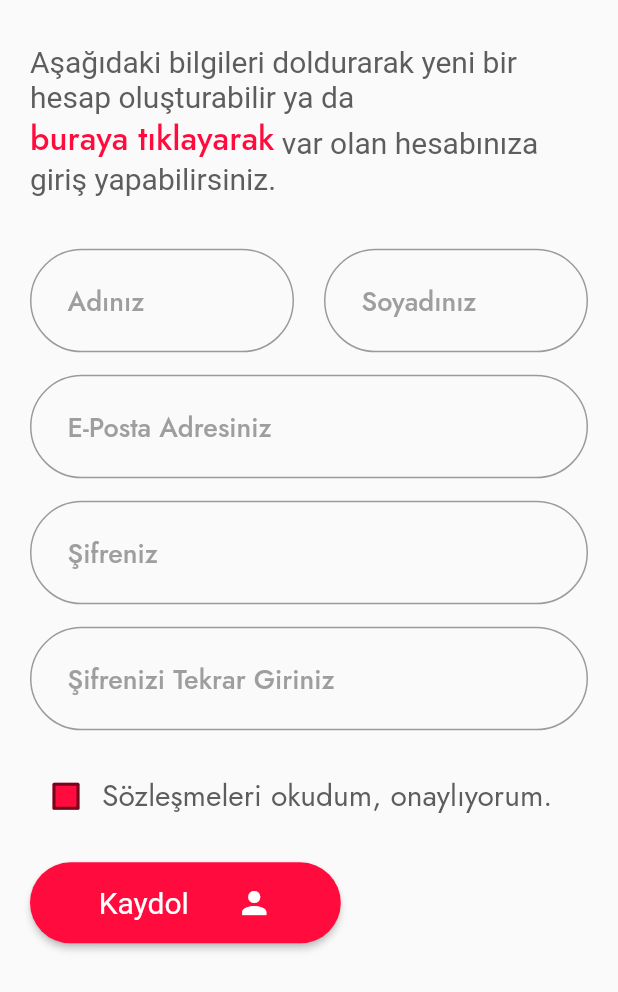
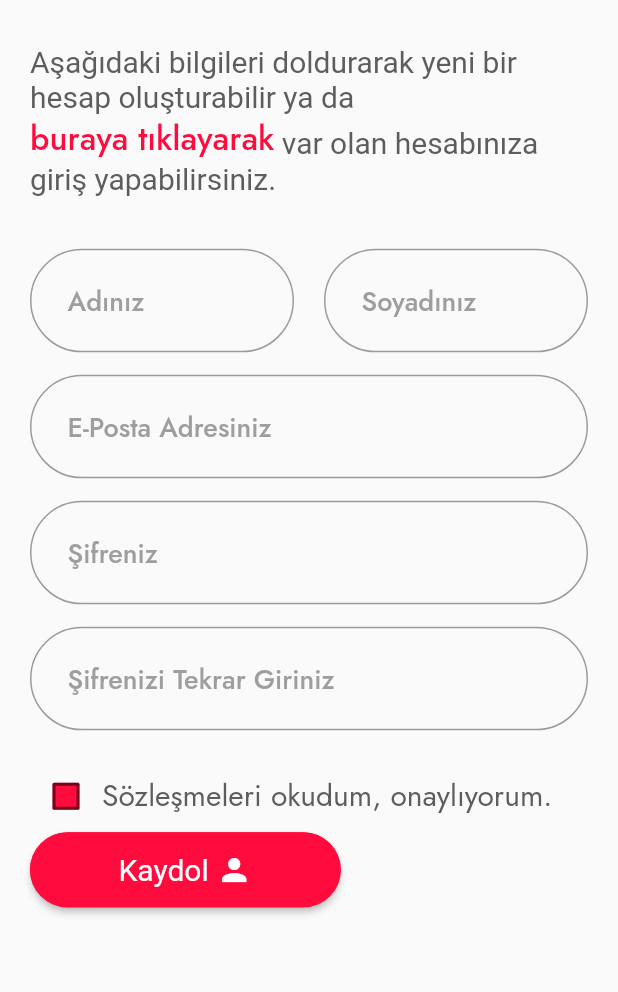
Before and after one commit to Abbasi233/matelive, a Flutter app: the screen it shows after launch, after a tap on "Tanıtımı Geç", after a tap on "buraya tıklayarak", on a phone screen of 412 x 824 dp, the part 244-1236 px from its top. Run offline on Flutter 3.47's test engine with Material 2 defaults, Android fonts, the phone set to English and light mode, and no system bars; drawn by our look-alikes of auto_size_text; our stand-ins replace cached_network_image, flutter_html, get, get_storage, image_picker, in_app_purchase and 4 more; missing offline and left inert: agora_rtc_engine, html_editor_enhanced, proximity_sensor, pusher_client, rotated_corner_decoration; network calls fail.

```diff
--- a/lib/view/ProfilePage/profile_page.dart
+++ b/lib/view/ProfilePage/profile_page.dart
@@ -2,8 +2,8 @@ import 'package:get/get.dart';
 import 'package:flutter/material.dart';
 import 'package:flutter_html/flutter_html.dart';
 import 'package:image_picker/image_picker.dart';
+import 'package:pull_to_refresh/pull_to_refresh.dart';
 import 'package:cached_network_image/cached_network_image.dart';
-import 'package:pull_to_refresh/pull_to_refresh.dart';
 
 import '/constant.dart';
 import '/model/login.dart';
@@ -333,6 +333,7 @@ class _ProfilePageState extends State<ProfilePage>
                                         ),
                                         iconSize: 48,
                                         onPressed: () async {
+                                          try {
                                             var image = await selectImage();
 
                                             if (image != null) {
@@ -355,6 +356,9 @@ class _ProfilePageState extends State<ProfilePage>
                                             } else {
                                               normalSnackbar(
                                                   "Herhangi bir resim seçilmedi.");
+                                            }
+                                          } catch (e) {
+                                            failureSnackbar(e.toString());
                                           }
                                         },
                                       );
--- a/lib/view/auth/sign_in_page.dart
+++ b/lib/view/auth/sign_in_page.dart
@@ -1,3 +1,4 @@
+import 'package:auto_size_text/auto_size_text.dart';
 import 'package:get/get.dart';
 import 'package:flutter/material.dart';
 import 'package:matelive/controller/getX/calls_controller.dart';
@@ -92,6 +93,7 @@ class SignInPage extends StatelessWidget {
                     Expanded(
                       child: Obx(
                         () => Row(
+                          mainAxisSize: MainAxisSize.min,
                           mainAxisAlignment: MainAxisAlignment.start,
                           children: [
                             Checkbox(
@@ -100,17 +102,27 @@ class SignInPage extends StatelessWidget {
                               fillColor:
                                   MaterialStateProperty.all(kPrimaryColor),
                             ),
-                            Text("Beni Hatırla", style: styleH4()),
+                            Expanded(
+                              child: AutoSizeText(
+                                "Beni Hatırla",
+                                style: styleH4(),
+                                maxLines: 1,
+                              ),
+                            ),
                           ],
                         ),
                       ),
                     ),
+                    SizedBox(width: 5),
                     Expanded(
                       child: primaryButton(
-                        text: Row(
-                          mainAxisAlignment: MainAxisAlignment.spaceBetween,
-                          children: [Text('Giriş Yap'), Icon(Icons.person)],
+                        text: Expanded(
+                          child: AutoSizeText(
+                            'Giriş Yap',
+                            maxLines: 1,
+                          ),
                         ),
+                        imageIcon: Icon(Icons.person),
                         onPressed: () async {
                           if (_formKey.currentState.validate()) {
                             var result = await _api.login({
--- a/lib/view/auth/sign_up_page.dart
+++ b/lib/view/auth/sign_up_page.dart
@@ -1,5 +1,7 @@
 import 'package:get/get.dart';
 import 'package:flutter/material.dart';
+import 'package:auto_size_text/auto_size_text.dart';
+import 'package:matelive/view/utils/primaryButton.dart';
 
 import '/constant.dart';
 import '/controller/api.dart';
@@ -29,10 +31,7 @@ class SignUpPage extends StatelessWidget {
             children: [
               Padding(
                 padding: EdgeInsets.only(right: Get.size.width * 0.3),
-                child: Image.asset(
-                  "assets/images/logo.png",
-                  // width: Get.size.width * 0.6,
-                ),
+                child: Image.asset("assets/images/logo.png"),
               ),
               SizedBox(height: 30),
               Text("Matelive'a Kaydol", style: styleH1()),
@@ -116,27 +115,24 @@ class SignUpPage extends StatelessWidget {
                       onChanged: (value) => _policies.value = value,
                       fillColor: MaterialStateProperty.all(kPrimaryColor),
                     ),
-                    Text("Sözleşmeleri okudum, onaylıyorum.", style: styleH4()),
+                    Expanded(
+                      child: AutoSizeText(
+                        "Sözleşmeleri okudum, onaylıyorum.",
+                        style: styleH4(),
+                        maxLines: 1,
+                      ),
+                    ),
                   ],
                 ),
               ),
-              Container(
-                padding: EdgeInsets.only(
-                    top: 20, right: Get.size.width * 0.4, bottom: 30),
-                child: ElevatedButton(
-                  style: ButtonStyle(
-                    padding: MaterialStateProperty.all(
-                      EdgeInsets.symmetric(vertical: 10, horizontal: 30),
-                    ),
-                    backgroundColor: MaterialStateProperty.all(kPrimaryColor),
-                    textStyle: MaterialStateProperty.all(styleH4()),
-                    shape: MaterialStateProperty.all(
-                      RoundedRectangleBorder(
-                        borderRadius:
-                            BorderRadius.circular(kTextInputBorderRadius),
-                      ),
-                    ),
+              Padding(
+                padding: EdgeInsets.only(right: Get.size.width * 0.4),
+                child: primaryButton(
+                  text: AutoSizeText(
+                    'Kaydol',
+                    maxLines: 1,
                   ),
+                  imageIcon: Icon(Icons.person),
                   onPressed: () async {
                     if (_formKey.currentState.validate()) {
                       if (_policies.value) {
@@ -172,15 +168,9 @@ class SignUpPage extends StatelessWidget {
                       }
                     }
                   },
-                  child: Padding(
-                    padding: EdgeInsets.symmetric(vertical: 5),
-                    child: Row(
-                      mainAxisAlignment: MainAxisAlignment.spaceAround,
-                      children: [Text('Kaydol'), Icon(Icons.person)],
-                    ),
-                  ),
                 ),
               ),
+              SizedBox(height: 30),
             ],
           ),
         ),
--- a/lib/view/utils/primaryButton.dart
+++ b/lib/view/utils/primaryButton.dart
@@ -11,7 +11,7 @@ Widget primaryButton({
   double borderRadius = kTextInputBorderRadius,
   Color backgroundColor = kPrimaryColor,
   Color borderColor = kPrimaryColor,
-  ImageIcon imageIcon,
+  Widget imageIcon,
   bool disabled = false,
 }) =>
     Container(
@@ -28,7 +28,7 @@ Widget primaryButton({
         onPressed: disabled ? null : onPressed,
         style: ButtonStyle(
           padding: MaterialStateProperty.all(
-            EdgeInsets.symmetric(vertical: 10, horizontal: 30),
+            EdgeInsets.symmetric(vertical: 10, horizontal: 20),
           ),
           backgroundColor: MaterialStateProperty.all(
               disabled ? kTextColor : backgroundColor),
```
Also changed, not shown: lib/view/CallsPage/utils/expansion_panel.dart (+12 -5 lines), lib/view/HomePage/home_page.dart (+61 -38 lines), lib/view/utils/auto_size_text.dart (added, +26 -0 lines), lib/view/utils/notifications_card.dart (+22 -10 lines), lib/view/utils/upload_image.dart (+3 -23 lines), 42 other files. Lines whose indentation alone changed are shown as unchanged.
